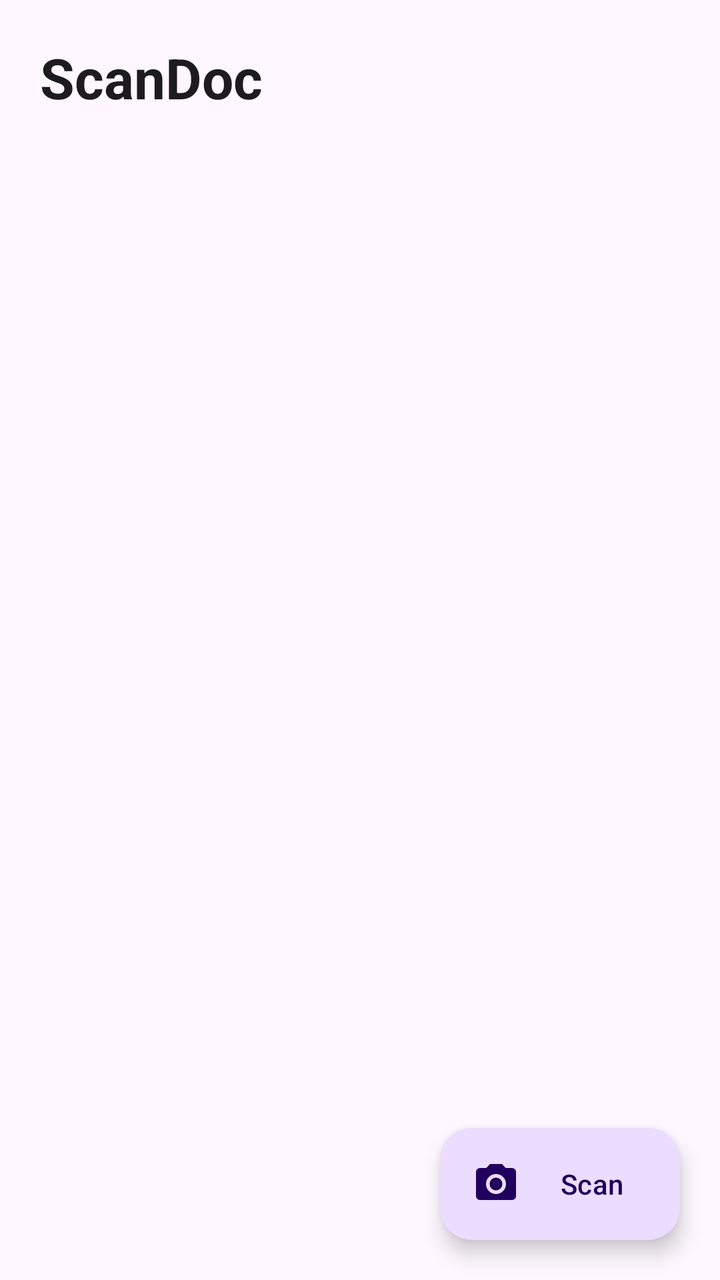
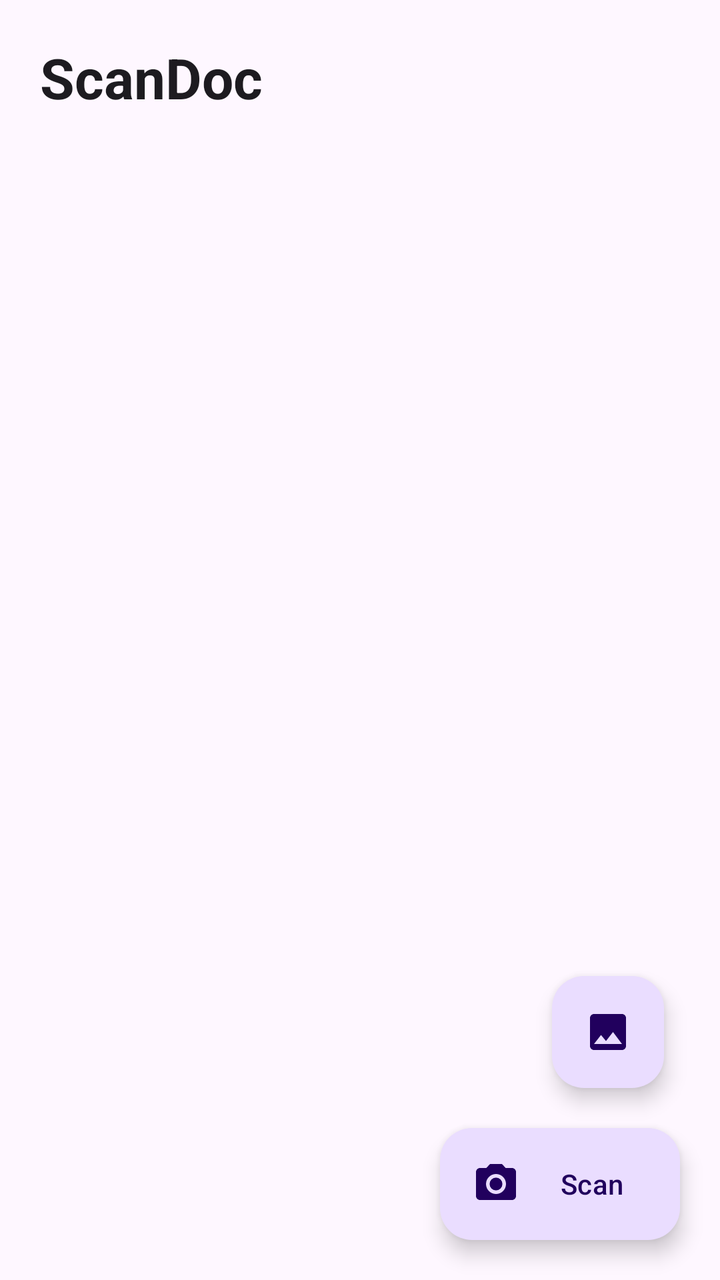

Before-and-after screenshots of an Android layout around one commit, followed by the original layout XML and the change that was made.
<!-- AndroidManifest.xml: application theme Theme.ScanDoc -->
<!-- res/layout/activity_main.xml -->
<?xml version="1.0" encoding="utf-8"?>
<FrameLayout xmlns:android="http://schemas.android.com/apk/res/android"
    xmlns:app="http://schemas.android.com/apk/res-auto"
    android:layout_width="match_parent"
    android:layout_height="match_parent"
    android:background="?android:attr/colorBackground"
    android:fitsSystemWindows="true">

    <LinearLayout
        android:layout_width="match_parent"
        android:layout_height="match_parent"
        android:orientation="vertical">

        <TextView
            android:layout_width="match_parent"
            android:layout_height="wrap_content"
            android:paddingStart="20dp"
            android:paddingTop="20dp"
            android:paddingEnd="20dp"
            android:paddingBottom="12dp"
            android:text="@string/app_name"
            android:textColor="?attr/colorOnBackground"
            android:textSize="28sp"
            android:textStyle="bold" />

        <ListView
            android:id="@+id/list"
            android:layout_width="match_parent"
            android:layout_height="0dp"
            android:layout_weight="1"
            android:clipToPadding="false"
            android:divider="@null"
            android:paddingBottom="96dp" />
    </LinearLayout>

    <TextView
        android:id="@+id/empty"
        android:layout_width="wrap_content"
        android:layout_height="wrap_content"
        android:layout_gravity="center"
        android:gravity="center"
        android:padding="32dp"
        android:text="@string/empty"
        android:textColor="?attr/colorOnSurfaceVariant"
        android:textSize="16sp"
        android:visibility="gone" />

    <com.google.android.material.floatingactionbutton.ExtendedFloatingActionButton
        android:id="@+id/fab"
        android:layout_width="wrap_content"
        android:layout_height="wrap_content"
        android:layout_gravity="bottom|end"
        android:layout_margin="20dp"
        android:text="@string/scan"
        app:icon="@drawable/ic_camera" />
</FrameLayout>
<!-- resources referenced by this layout -->
<resources>
  <!-- drawable ic_camera (drawable) -->
  <?xml version="1.0" encoding="utf-8"?>
  <vector xmlns:android="http://schemas.android.com/apk/res/android"
      android:width="24dp"
      android:height="24dp"
      android:viewportWidth="24"
      android:viewportHeight="24">
      <path
          android:fillColor="#FFFFFFFF"
          android:pathData="M12,12m-3.2,0a3.2,3.2 0,1 1,6.4 0a3.2,3.2 0,1 1,-6.4 0" />
      <path
          android:fillColor="#FFFFFFFF"
          android:pathData="M9,2L7.17,4H4c-1.1,0 -2,0.9 -2,2v12c0,1.1 0.9,2 2,2h16c1.1,0 2,-0.9 2,-2V6c0,-1.1 -0.9,-2 -2,-2h-3.17L15,2H9zM12,17c-2.76,0 -5,-2.24 -5,-5s2.24,-5 5,-5 5,2.24 5,5 -2.24,5 -5,5z" />
  </vector>
  <string name="app_name">ScanDoc</string>
  <string name="empty">No scans yet.\nTap Scan to capture your first document.</string>
  <string name="scan">Scan</string>
  <style name="Theme.ScanDoc" parent="Theme.Material3.DayNight.NoActionBar">
          <item name="colorPrimary">@color/teal</item>
      </style>
  <color name="teal">#0F766E</color>
</resources>

<!-- the commit's change to res/layout/activity_main.xml (unified diff, before → after) -->
@@ -30,7 +30,7 @@
             android:layout_weight="1"
             android:clipToPadding="false"
             android:divider="@null"
-            android:paddingBottom="96dp" />
+            android:paddingBottom="160dp" />
     </LinearLayout>
 
     <TextView
@@ -45,6 +45,17 @@
         android:textSize="16sp"
         android:visibility="gone" />
 
+    <com.google.android.material.floatingactionbutton.FloatingActionButton
+        android:id="@+id/fabGallery"
+        android:layout_width="wrap_content"
+        android:layout_height="wrap_content"
+        android:layout_gravity="bottom|end"
+        android:layout_marginEnd="28dp"
+        android:layout_marginBottom="96dp"
+        android:contentDescription="@string/import_image"
+        app:fabSize="mini"
+        app:srcCompat="@drawable/ic_image" />
+
     <com.google.android.material.floatingactionbutton.ExtendedFloatingActionButton
         android:id="@+id/fab"
         android:layout_width="wrap_content"
<!-- resource entries referenced after the edit -->
@@ -14,8 +14,20 @@
           android:fillColor="#FFFFFFFF"
           android:pathData="M9,2L7.17,4H4c-1.1,0 -2,0.9 -2,2v12c0,1.1 0.9,2 2,2h16c1.1,0 2,-0.9 2,-2V6c0,-1.1 -0.9,-2 -2,-2h-3.17L15,2H9zM12,17c-2.76,0 -5,-2.24 -5,-5s2.24,-5 5,-5 5,2.24 5,5 -2.24,5 -5,5z" />
   </vector>
+  <!-- drawable ic_image (drawable) -->
+  <?xml version="1.0" encoding="utf-8"?>
+  <vector xmlns:android="http://schemas.android.com/apk/res/android"
+      android:width="24dp"
+      android:height="24dp"
+      android:viewportWidth="24"
+      android:viewportHeight="24">
+      <path
+          android:fillColor="#FFFFFFFF"
+          android:pathData="M21,19V5c0,-1.1 -0.9,-2 -2,-2H5c-1.1,0 -2,0.9 -2,2v14c0,1.1 0.9,2 2,2h14c1.1,0 2,-0.9 2,-2zM8.5,13.5l2.5,3.01L14.5,12l4.5,6H5l3.5,-4.5z" />
+  </vector>
   <string name="app_name">ScanDoc</string>
-  <string name="empty">No scans yet.\nTap Scan to capture your first document.</string>
+  <string name="empty">No scans yet.\nTap Scan to photograph a document,\nor the image button to import one.</string>
+  <string name="import_image">Import from gallery</string>
   <string name="scan">Scan</string>
   <style name="Theme.ScanDoc" parent="Theme.Material3.DayNight.NoActionBar">
           <item name="colorPrimary">@color/teal</item>
